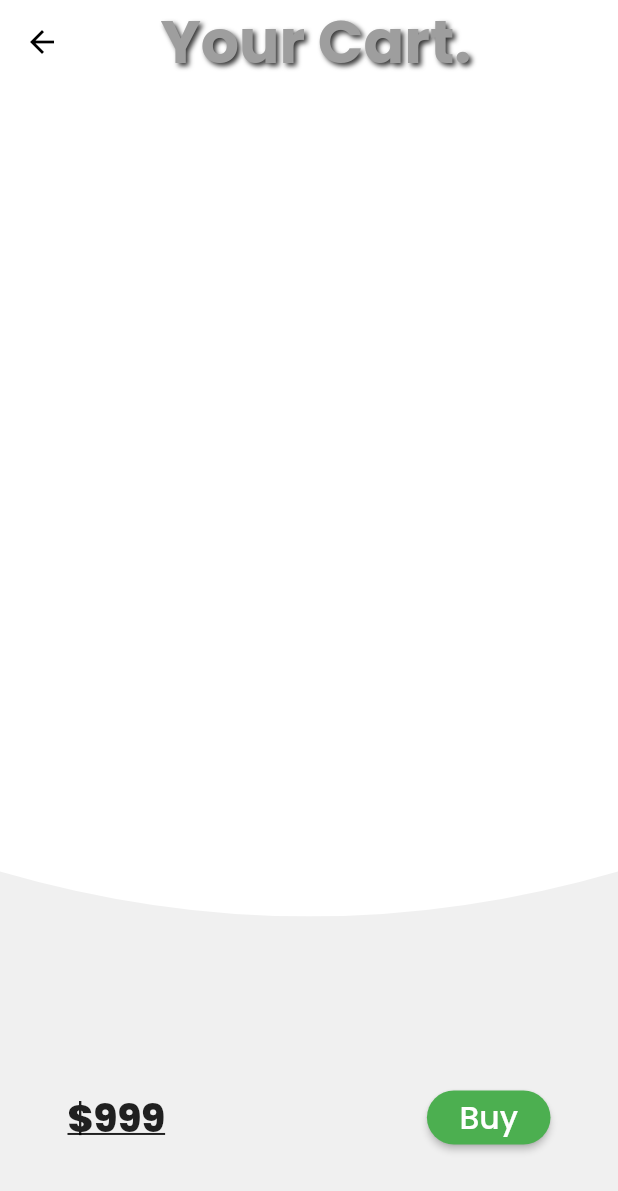
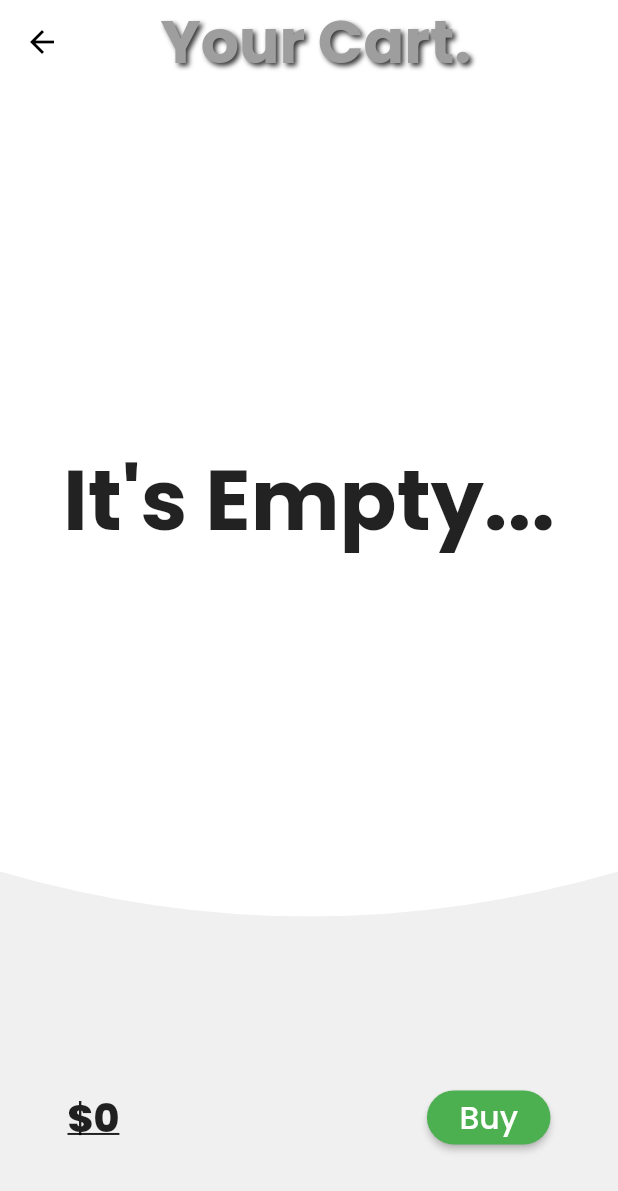
Before and after one commit to kukipratik/WhateverFlutterPractice, a Flutter app: the Cart screen opened by its route, on a phone screen of 412 x 824 dp. Shown: the top 1191 px of the screen. Run offline on Flutter 3.47's test engine with Material 2 defaults, Android fonts, the phone set to English and light mode, and no system bars; drawn by our look-alikes of clay_containers, velocity_x; our stand-ins replace google_fonts; network calls fail.

Commit message:
total price problem solved

```diff
--- a/lib/ItemsData/cart_items.dart
+++ b/lib/ItemsData/cart_items.dart
@@ -1,5 +1,4 @@
 import 'package:velocity_x/velocity_x.dart';
-
 import '../core/store.dart';
 import 'items_data.dart';
 
@@ -7,31 +6,20 @@ class CartInfo {
   // field catalog...
   late ProductsInfo catalog;
 
-  // ProductsInfo get catalog => _catalog;
-
-  //   set catalog(ProductsInfo newCatalog) {
-  //   _catalog = newCatalog;
-  // }
-
   // making list to store the id when user presses the "add to cart button"...
   final List<int> _listOfIds = [];
-
-  // function to add Product id in listOfIds...
-  // void addIdToCart(int id) {
-  //   _listOfIds.add(id);
-  // }
-
-  //function to remove Product id from listOfIds...
-  // void removeIdFromCart(int id) {
-  //   _listOfIds.remove(id);
-  // }
 
   // Making list of products which has been added to cart using listOfIds...
   List<Product> get addedProductsList {
     return _listOfIds.map((id) => ProductsInfo.getById(id)).toList();
   }
+
+  //getter for displaying the total price of products in the cart...
+  num get totalPrice => addedProductsList.fold(
+      0, (previousValue, element) => (previousValue + element.price!));
 }
 
+// Class to add Product id in listOfIds...
 class AddMutation extends VxMutation<MyStore> {
 //creating item field...
   final Product item;
@@ -44,6 +32,7 @@ class AddMutation extends VxMutation<MyStore> {
   }
 }
 
+//Class to remove Product id from listOfIds...
 class RemoveMutation extends VxMutation<MyStore> {
 //creating item field...
   final Product item;
--- a/lib/Pages/cart_page.dart
+++ b/lib/Pages/cart_page.dart
@@ -8,11 +8,6 @@ import 'package:velocity_x/velocity_x.dart';
 class Cart extends StatelessWidget {
   const Cart({Key? key}) : super(key: key);
 
-//   @override
-//   State<Cart> createState() => _CartState();
-// }
-
-// class _CartState extends State<Cart> {
   @override
   Widget build(BuildContext context) {
     return Scaffold(
@@ -34,7 +29,7 @@ class Cart extends StatelessWidget {
           height: 30,
           child: Container(
             color: Colors.white,
-            child: MakeCartList(),
+            child: const MakeCartList(),
           ),
         ).expand(),
 
@@ -45,6 +40,7 @@ class Cart extends StatelessWidget {
   }
 }
 
+// Row for making Button and to display total price...
 class MakeRow extends StatelessWidget {
   const MakeRow({
     Key? key,
@@ -52,9 +48,21 @@ class MakeRow extends StatelessWidget {
 
   @override
   Widget build(BuildContext context) {
+    //This experssion helps us to acess the same instance created in the store...
+    final CartInfo cart = (VxState.store as MyStore).cart;
+
+    // simply making new list to use efficiently...
+    // List<Product> newList = cart.addedProductsList;
     return Row(mainAxisAlignment: MainAxisAlignment.spaceBetween, children: [
+      // This works same as Vx.watch() but will only rebuild the widget inside it....
+      VxConsumer(
+        mutations: const {RemoveMutation},
+        notifications: const {},
+        builder: (context, _, status) {
           //for displaying total price...
-      "\$999".text.underline.extraBold.xl3.make(),
+          return "\$${cart.totalPrice}".text.underline.extraBold.xl3.make();
+        },
+      ),
 
       // for buy button...
       ElevatedButton(
@@ -73,6 +81,7 @@ class MakeRow extends StatelessWidget {
   }
 }
 
+//Class for making item list in cart....
 class MakeCartList extends StatelessWidget {
   const MakeCartList({Key? key}) : super(key: key);
 
@@ -86,7 +95,9 @@ class MakeCartList extends StatelessWidget {
 
     // simply making new list to use efficiently...
     List<Product> newList = cart.addedProductsList;
-    return ListView.builder(
+    return (newList.isEmpty)
+        ? "It's Empty...".text.bold.xl6.makeCentered()
+        : ListView.builder(
             itemCount: newList.length,
             itemBuilder: (context, index) {
               return ListTile(
@@ -94,7 +105,8 @@ class MakeCartList extends StatelessWidget {
                   Icons.donut_small_rounded,
                   color: Colors.black,
                 ),
-            title: newList[index].name.toString().text.bold.black.xl2.make(),
+                title:
+                    newList[index].name.toString().text.bold.black.xl2.make(),
                 subtitle: newList[index].desc.toString().text.black.make(),
                 trailing: IconButton(
                     onPressed: () {
--- a/lib/Pages/home_page.dart
+++ b/lib/Pages/home_page.dart
@@ -53,10 +53,10 @@ class _HomePageState extends State<HomePage> {
       floatingActionButton: FloatingActionButton(
         backgroundColor: context.primaryColor,
         onPressed: () {
-        Navigator.push(
-            context, MaterialPageRoute(builder: (context) => const Cart()));
-      },
-      child: const Icon(CupertinoIcons.cart_badge_plus),
+          Navigator.push(
+              context, MaterialPageRoute(builder: (context) => const Cart()));
+        },
+        child: const Icon(CupertinoIcons.cart_fill),
       ),
       backgroundColor: context.backgroundColor,
       body: SafeArea(
```
Also changed, not shown: lib/widgets/add_button.dart (+9 -9 lines). Lines whose indentation alone changed are shown as unchanged.
